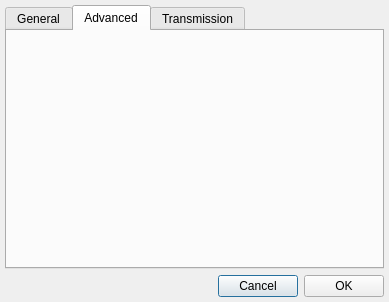
mveinot/transmission-control, file appsettings.ui: the form before one commit.
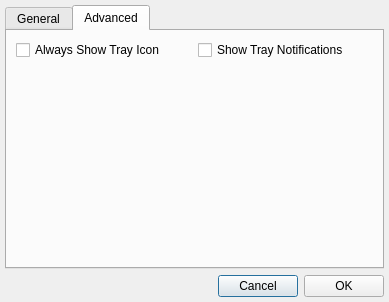
The form after the commit. The open tabs and pages were chosen to show the change.

```diff
--- a/appsettings.ui
+++ b/appsettings.ui
@@ -99,11 +99,39 @@
       <attribute name="title">
        <string>Advanced</string>
       </attribute>
-     </widget>
-     <widget class="QWidget" name="transmission">
-      <attribute name="title">
-       <string>Transmission</string>
-      </attribute>
+      <layout class="QHBoxLayout" name="horizontalLayout_5">
+       <item>
+        <layout class="QGridLayout" name="gridLayout_3">
+         <item row="0" column="1">
+          <widget class="QCheckBox" name="checkBox_2">
+           <property name="text">
+            <string>Show Tray Notifications</string>
+           </property>
+          </widget>
+         </item>
+         <item row="0" column="0">
+          <widget class="QCheckBox" name="checkBox">
+           <property name="text">
+            <string>Always Show Tray Icon</string>
+           </property>
+          </widget>
+         </item>
+         <item row="1" column="0">
+          <spacer name="verticalSpacer">
+           <property name="orientation">
+            <enum>Qt::Orientation::Vertical</enum>
+           </property>
+           <property name="sizeHint" stdset="0">
+            <size>
+             <width>20</width>
+             <height>40</height>
+            </size>
+           </property>
+          </spacer>
+         </item>
+        </layout>
+       </item>
+      </layout>
      </widget>
     </widget>
    </item>
```
Left out of the diff: 2 changed lines with no effect on the pictures.
